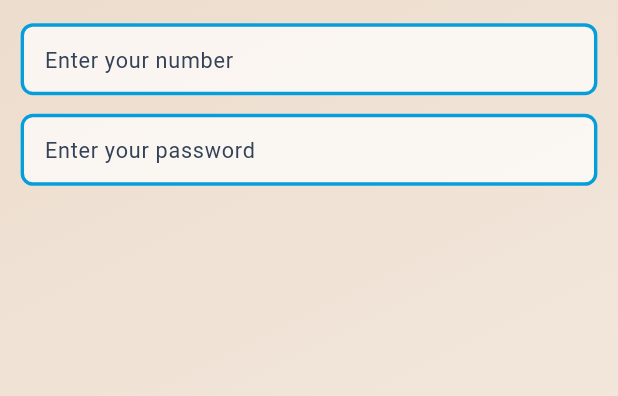
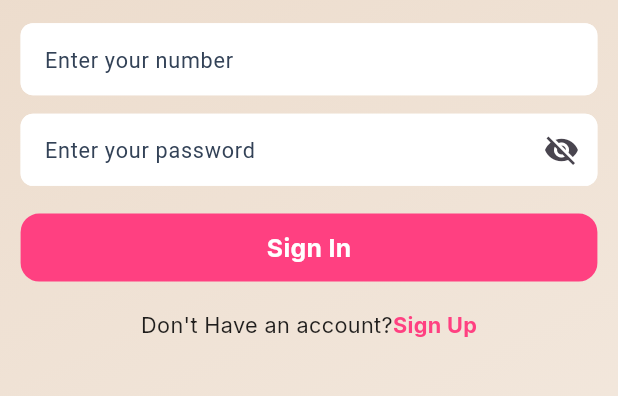
Before and after one commit to nurnabimiah/Foodie-User-App, a Flutter app: the screen it shows after launch, on a phone screen of 412 x 824 dp, the part 459-855 px from its top. Run offline on Flutter 3.47's test engine with Material 2 defaults, Android fonts, the phone set to English and light mode, and no system bars; our stand-ins replace dio, flutter_screenutil, get, get_it, google_fonts, shared_preferences.

Commit message:
added : sign up screen design and added to the password visibility

```diff
--- a/lib/controller/auth_controller.dart
+++ b/lib/controller/auth_controller.dart
@@ -9,6 +9,23 @@ class AuthController extends GetxController{
 
   //......login controller .........
   TextEditingController numberController = TextEditingController();
+  TextEditingController passwordController = TextEditingController();
+
+
+  //.....variable declartation.................
+
+  var isLoginPasswordVisible = false.obs;
+
+  loginPasswordVisibility(){
+    isLoginPasswordVisible.value = ! isLoginPasswordVisible.value;
+    update();
+  }
+
+
+
+
+
+
 
 
 }
--- a/lib/main.dart
+++ b/lib/main.dart
@@ -30,10 +30,10 @@ import 'package:flutter/material.dart';
 import 'package:flutter/services.dart';
 import 'package:flutter_screenutil/flutter_screenutil.dart';
 import 'package:foodie_resturent_user_app/view/screen/auth_screen/login_screen.dart';
+import 'package:foodie_resturent_user_app/view/screen/auth_screen/sign_up_screen.dart';
 import 'package:foodie_resturent_user_app/view/screen/onboarding_screen/onboarding_screen.dart';
 import 'package:foodie_resturent_user_app/view/screen/splash_screen/splash_screen.dart';
 import 'package:get/get.dart';
-import 'package:get/get_core/src/get_main.dart';
 import 'di_container.dart' as di;
 
 var storage;
@@ -48,13 +48,9 @@ void main() async {
 class MyApp extends StatelessWidget {
   const MyApp({Key? key}) : super(key: key);
 
-  // This widget is the root of your application.
+
   @override
   Widget build(BuildContext context) {
-
-    // SystemChrome.setSystemUIOverlayStyle(const SystemUiOverlayStyle(
-    //   statusBarColor: AppColorResources.appBarColor,
-    // ));
 
     SystemChrome.setPreferredOrientations([
       DeviceOrientation.portraitUp,
@@ -81,6 +77,7 @@ class MyApp extends StatelessWidget {
               GetPage(name: SplashScreen.routeName, page: () => SplashScreen()),
               GetPage(name:OnbordingScreen.routeName, page: () => OnbordingScreen()),
               GetPage(name:LoginScreen.routeName, page: () => LoginScreen()),
+              GetPage(name:SignUpScreen.routeName, page: () => SignUpScreen()),
             ],
           );
         });
--- a/lib/view/screen/auth_screen/login_screen.dart
+++ b/lib/view/screen/auth_screen/login_screen.dart
@@ -4,67 +4,25 @@ import 'package:flutter/cupertino.dart';
 import 'package:flutter/material.dart';
 import 'package:flutter_screenutil/flutter_screenutil.dart';
 import 'package:foodie_resturent_user_app/controller/auth_controller.dart';
-
-// class LoginScreen extends StatelessWidget {
-//   static const String routeName = '/login_route';
-//
-//   const LoginScreen({Key? key}) : super(key: key);
-//
-//   @override
-//   Widget build(BuildContext context) {
-//     return Scaffold(
-//       body: SafeArea(
-//         child: Container(
-//           width: double.infinity,
-//           decoration: BoxDecoration(
-//             gradient: LinearGradient(
-//               colors: [Color(0xFFE9D6C4), Color(0xFFF5ECE3)],
-//               begin: Alignment.topLeft,
-//               end: Alignment.bottomRight,
-//             )
-//           ),
-//
-//           child: Stack(
-//             children: [
-//               Positioned(
-//                    top: 20.h,
-//                    right: -80.w,
-//                   child: Image.asset('assets/images/login_page_image.png',height: 270.h,)),
-//               Positioned(
-//                   top: 330.h,
-//                   right: -80.w,
-//                   child: Image.asset('assets/images/login_page_image.png',height: 300.h,)),
-//               Positioned(
-//                   top: 730.h,
-//                   right: -80.w,
-//                   child: Image.asset('assets/images/login_page_image.png',height: 300.h,)),
-//
-//             ],
-//           ),
-//
-//         ),
-//       ),
-//     );
-//   }
-// }
-//
-//
-
-
-
+import 'package:foodie_resturent_user_app/utils/app_style.dart';
 import 'package:foodie_resturent_user_app/utils/app_text_style/app_text_style.dart';
+import 'package:foodie_resturent_user_app/view/screen/auth_screen/sign_up_screen.dart';
 import 'package:foodie_resturent_user_app/view/widget/text_form_filed_widget/text_form_filed_widget.dart';
 import 'package:get/get.dart';
 import 'package:get/get_core/src/get_main.dart';
 
+
 class LoginScreen extends StatelessWidget {
    static const String routeName = '/login_route';
    LoginScreen({Key? key}) : super(key: key);
+
    final authController = Get.find<AuthController>();
 
 
   @override
   Widget build(BuildContext context) {
+    return GetBuilder<AuthController>(
+      builder: (logincontroller) {
         return Scaffold(
           body: SafeArea(
             child: SingleChildScrollView(
@@ -100,50 +58,78 @@ class LoginScreen extends StatelessWidget {
                           CustomTextFormFiled(
                               hinText: 'Enter your number',
                               keyboardType: TextInputType.number,
-                          textEditingController: authController.numberController,
+                              textEditingController: logincontroller.numberController,
                               textFormFiledValidator: (value){
 
                               },
                               ),
                           SizedBox(height: 12.h,),
+
                           CustomTextFormFiled(
                             hinText: 'Enter your password',
+                            obsecureText: !logincontroller.isLoginPasswordVisible.value,
                             keyboardType: TextInputType.number,
-                        textEditingController: authController.numberController,
+                            textEditingController: logincontroller.passwordController,
+                            suffixIcon: GestureDetector(
+                              onTap: () {
+                                logincontroller.loginPasswordVisibility();
+                              },
+                              child: Icon(
+                                logincontroller.isLoginPasswordVisible.value
+                                    ? Icons.visibility
+                                    : Icons.visibility_off,
+                              ),
+                            ),
                             textFormFiledValidator: (value){
 
                             },
+
                           ),
+                          SizedBox(height: 18.h,),
+
+
+
+                          //...........sign in button...........................
+                          Container(
+                            height: 44.h,
+                            width: double.infinity,
+                            decoration: BoxDecoration(
+                                color: Colors.pinkAccent.shade200,
+                                 borderRadius: BorderRadius.all(Radius.circular(12.r))
+                            ),
+                            child: Center(child: Text('Sign In',style: myStyleInter(16.sp, Colors.white,FontWeight.w700),)),
+
+                          ),
+
+                          SizedBox(height: 18.h,),
+                          Row(
+                            mainAxisAlignment: MainAxisAlignment.center,
+                            children: [
+                              Text("Don't Have an account?", style: myStyleInter(14.sp, Colors.black87),),
+                              GestureDetector(
+                                  onTap: (){
+                                    Get.toNamed(SignUpScreen.routeName);
+                                  },
+                                  child: Text('Sign Up',style: myStyleInter(14.sp, Colors.pinkAccent,FontWeight.w700),))
+
                             ],
-                  ),
                           )
 
 
 
-                // Positioned(
-                //   top: 300.h,
-                //   child: Padding(
-                //     padding:EdgeInsets.only(left: 15.0.w),
-                //     child: Column(
-                //       children: [
-                //       Text('Foodie Flavour',style: textHeadline(24.sp, Colors.pinkAccent)),
-                //       SizedBox(height: 18.h,) ,
-                //       TextFormField(
-                //         decoration: InputDecoration(
-                //           labelText: 'Enter text',
-                //           border: OutlineInputBorder(
-                //             borderRadius: BorderRadius.circular(10.0), // Set the border radius
-                //           ),
-                //         ),
-                //       )
-                //
-                //
-                //
-                //
-                //       ],
-                //     ),
-                //   ),
-                // )
+
+                        ],
+                      ),
+                    ),
+
+
+
+
+
+
+
+
+
 
 
 
@@ -155,4 +141,6 @@ class LoginScreen extends StatelessWidget {
           ),
         );
       }
+    );
   }
+}
--- a/lib/view/widget/text_form_filed_widget/text_form_filed_widget.dart
+++ b/lib/view/widget/text_form_filed_widget/text_form_filed_widget.dart
@@ -12,6 +12,8 @@ class CustomTextFormFiled extends StatelessWidget {
   int? maxLine;
   String? Function(String?) textFormFiledValidator;
   void Function(String)? onChanged;
+  Widget? suffixIcon;
+  dynamic obsecureText;
 
 
 
@@ -24,6 +26,8 @@ class CustomTextFormFiled extends StatelessWidget {
     required this.textFormFiledValidator,
     this.maxLine,
     this.onChanged,
+    this.suffixIcon,
+    this.obsecureText = false,
 
   }) : super(key: key);
 
@@ -35,7 +39,7 @@ class CustomTextFormFiled extends StatelessWidget {
   Widget build(BuildContext context) {
 
     return TextFormField(
-
+        obscureText:obsecureText ,
         controller: textEditingController,
         textInputAction: TextInputAction.next,
         keyboardType: keyboardType,
@@ -46,13 +50,13 @@ class CustomTextFormFiled extends StatelessWidget {
             contentPadding: EdgeInsets.all(12),
             ///........................enable border..............................
             enabledBorder: OutlineInputBorder(
-              borderSide:BorderSide(color: Color(0xff069DD8),width: 2.w,),
+              borderSide:BorderSide(color: Colors.white,width: 2.w,),
               borderRadius: BorderRadius.circular(8.r),
             ),
 
             ///........................outLineInputBorder.........................
             errorBorder: OutlineInputBorder(
-              borderSide:BorderSide(color: Color(0xff069DD8), width: 2.w,),
+              borderSide:BorderSide(color: Colors.white, width: 2.w,),
               borderRadius: BorderRadius.circular(8.r),
             ),
 
@@ -63,20 +67,26 @@ class CustomTextFormFiled extends StatelessWidget {
             ///........................focuseBorder...............................
             focusedBorder: OutlineInputBorder(
               borderRadius: BorderRadius.circular(8.r),
-              borderSide: BorderSide(color: Color(0xff069DD8),width: 2.w),
+              borderSide: BorderSide(color: Colors.white,width: 2.w),
             ),
 
 
             border:OutlineInputBorder(
-              borderSide:BorderSide(color: Color(0xff069DD8),width: 2.w,),
+              borderSide:BorderSide(color:Colors.white,width: 2.w,),
               borderRadius: BorderRadius.circular(8.r),),
             // InputBorder.none,
             //fillColor: Color(0xffE0E0E0),
-            fillColor: Colors.white70,
+            fillColor: Colors.white,
 
             filled: true,
             hintText: hinText,
-            hintStyle: TextStyle(color: Color(0xff334257),fontSize: 14.sp,fontWeight: FontWeight.w400)
+            hintStyle: TextStyle(color: Color(0xff334257),fontSize: 14.sp,fontWeight: FontWeight.w400),
+
+
+           //.........suffixIcon.............
+          suffixIcon: suffixIcon
+
+
         ));
 
 
```
Also changed, not shown: lib/view/screen/auth_screen/sign_up_screen.dart (added, +176 -0 lines). Lines whose indentation alone changed are shown as unchanged.
